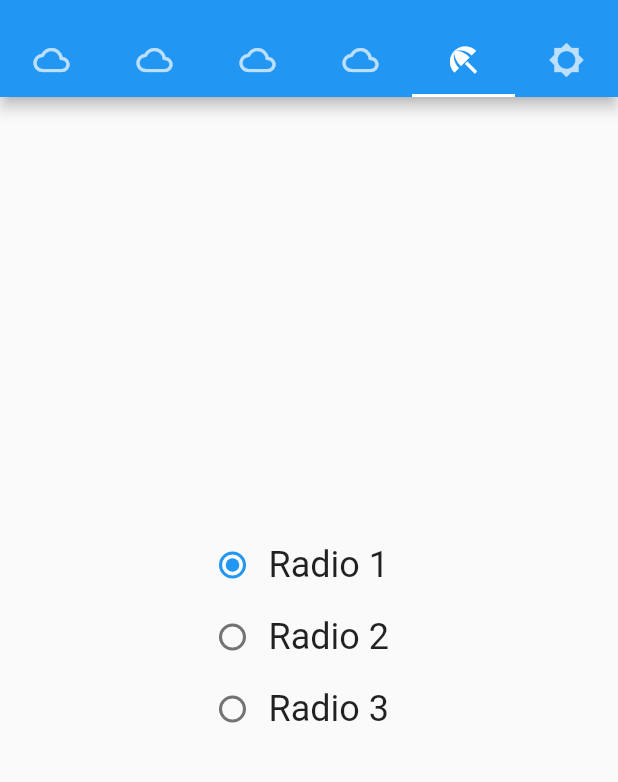
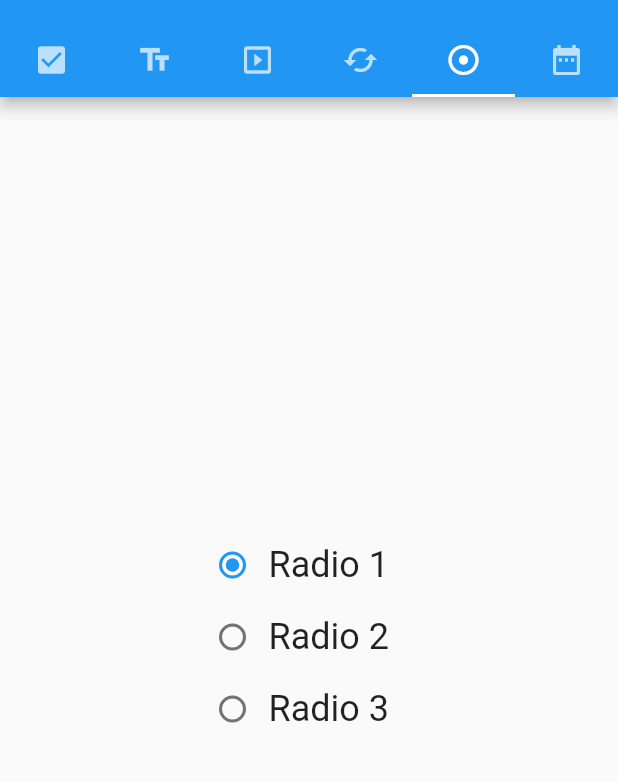
Before and after one commit to kinzakanwal/tabbar--tabbar_view---tabbar_controller, a Flutter app: the PartTwo screen opened directly, tab 5 chosen, on a phone screen of 412 x 824 dp, the part 59-841 px from its top. Run offline on Flutter 3.47's test engine with Material 2 defaults, Android fonts, the phone set to English and light mode, and no system bars.

Commit message:
👌: Fix Tab Bar Icons

```diff
--- a/lib/part_2.dart
+++ b/lib/part_2.dart
@@ -262,22 +262,22 @@ class PartTwo extends StatelessWidget {
           bottom: const TabBar(
             tabs: <Widget>[
               Tab(
-                icon: Icon(Icons.cloud_outlined),
+                icon: Icon(Icons.check_box),
               ),
               Tab(
-                icon: Icon(Icons.cloud_outlined),
+                icon: Icon(Icons.text_fields),
               ),
               Tab(
-                icon: Icon(Icons.cloud_outlined),
+                icon: Icon(Icons.slideshow),
               ),
               Tab(
-                icon: Icon(Icons.cloud_outlined),
+                icon: Icon(Icons.cached ),
               ),
               Tab(
-                icon: Icon(Icons.beach_access_sharp),
+                icon: Icon(Icons.adjust),
               ),
               Tab(
-                icon: Icon(Icons.brightness_5_sharp),
+                icon: Icon(Icons.date_range),
               ),
             ],
           ),
```
Also changed, not shown: lib/part_1.dart (+6 -6 lines).
